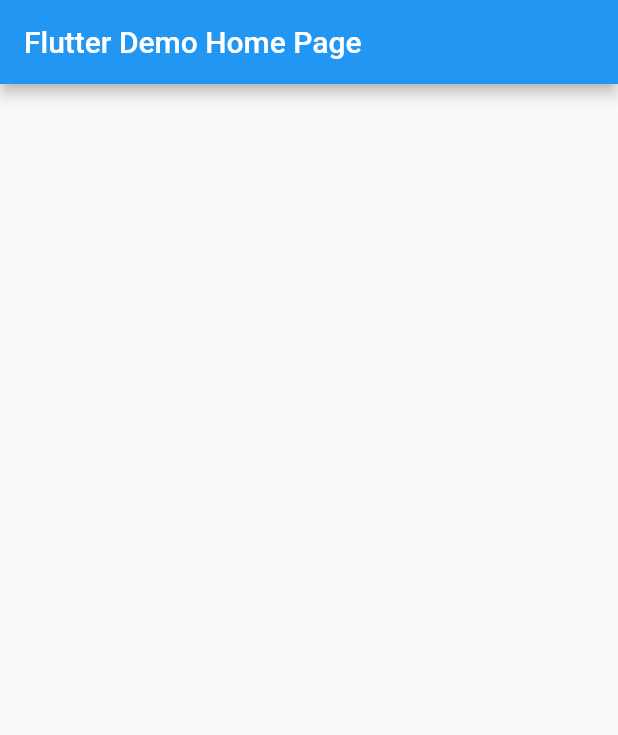
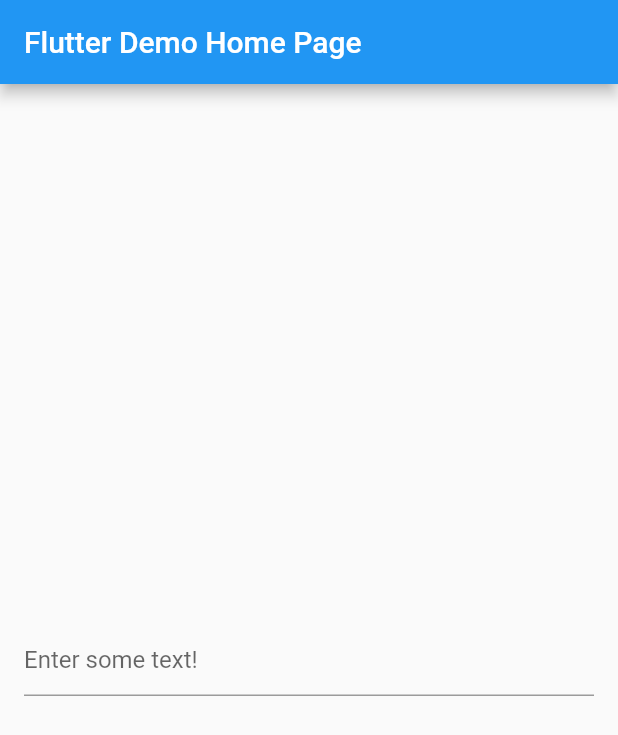
Before and after one commit to TNorbury/suggestion_text_field, a Flutter app: the screen it shows after launch, on a phone screen of 412 x 824 dp. Shown: the top 735 px of the screen. Run offline on Flutter 3.47's test engine with Material 2 defaults, Android fonts, the phone set to English and light mode, and no system bars.

Commit message:
update look of example

```diff
--- a/example/lib/main.dart
+++ b/example/lib/main.dart
@@ -38,10 +38,13 @@ class _MyHomePageState extends State<MyHomePage> {
         title: Text(widget.title),
       ),
       body: Center(
+        child: Padding(
+          padding: const EdgeInsets.symmetric(horizontal: 16.0),
           child: Column(
             mainAxisAlignment: MainAxisAlignment.center,
             children: <Widget>[
               SuggestionTextField(
+                decoration: InputDecoration(hintText: "Enter some text!"),
                 getSuggestions: (String text) {
                   return text.split(" ");
                 },
@@ -51,7 +54,9 @@ class _MyHomePageState extends State<MyHomePage> {
                   });
                 },
               ),
+              for (String text in submittedTexts) Text(text)
             ],
+          ),
         ),
       ),
     );
```
Lines whose indentation alone changed are shown as unchanged.
